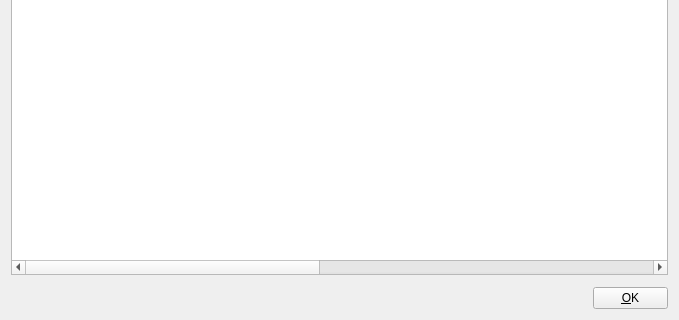
Qt form src/Widgets/Rundown/OpenRundownFromUrlDialog.ui (CasparCG/client) before a commit; both pictures show x 0 to 679 and y 201 to 521 of the 679 by 521 pixel window.
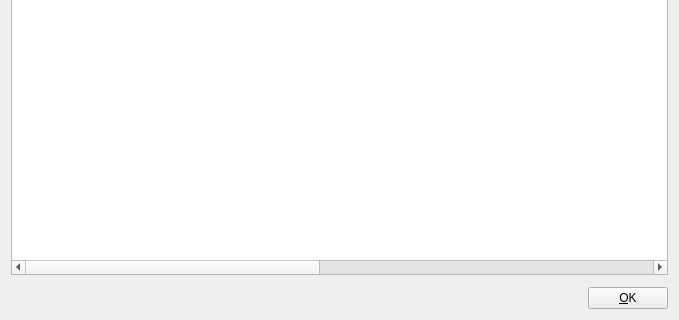
The same form after that commit.

Patch:
```diff
--- a/src/Widgets/Rundown/OpenRundownFromUrlDialog.ui
+++ b/src/Widgets/Rundown/OpenRundownFromUrlDialog.ui
@@ -13,25 +13,11 @@
   <property name="windowTitle">
    <string>Open Rundown from repository</string>
   </property>
-  <widget class="QPushButton" name="pushButtonOk">
-   <property name="geometry">
-    <rect>
-     <x>593</x>
-     <y>488</y>
-     <width>75</width>
-     <height>22</height>
-    </rect>
+  <layout class="QVBoxLayout" name="verticalLayout">
+   <property name="spacing">
+    <number>12</number>
    </property>
-   <property name="focusPolicy">
-    <enum>Qt::NoFocus</enum>
-   </property>
-   <property name="text">
-    <string>&amp;OK</string>
-   </property>
-   <property name="shortcut">
-    <string>Alt+O</string>
-   </property>
-  </widget>
+   <item>
   <widget class="QTreeWidget" name="treeWidgetRundowns">
    <property name="geometry">
     <rect>
@@ -74,6 +60,38 @@
     </property>
    </column>
   </widget>
+   </item>
+   <item>
+    <layout class="QHBoxLayout" name="horizontalLayout">
+     <item>
+      <spacer name="horizontalSpacer">
+       <property name="orientation">
+        <enum>Qt::Horizontal</enum>
+       </property>
+       <property name="sizeHint" stdset="0">
+        <size>
+         <width>40</width>
+         <height>20</height>
+        </size>
+       </property>
+      </spacer>
+     </item>
+     <item>
+      <widget class="QPushButton" name="pushButtonOk">
+       <property name="focusPolicy">
+        <enum>Qt::NoFocus</enum>
+       </property>
+       <property name="text">
+        <string>&amp;OK</string>
+       </property>
+       <property name="shortcut">
+        <string>Alt+O</string>
+       </property>
+      </widget>
+     </item>
+    </layout>
+   </item>
+  </layout>
  </widget>
  <resources/>
  <connections>
```
Left out of the diff: 8 changed lines with no effect on the pictures. Lines whose indentation alone changed are shown as unchanged.
